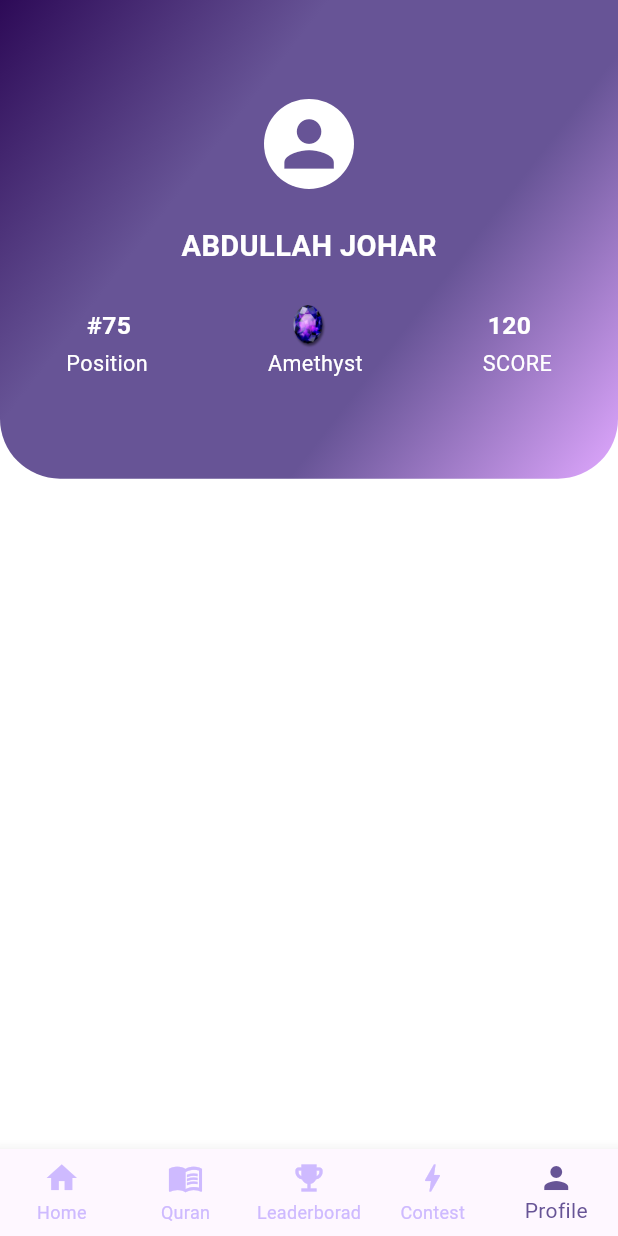
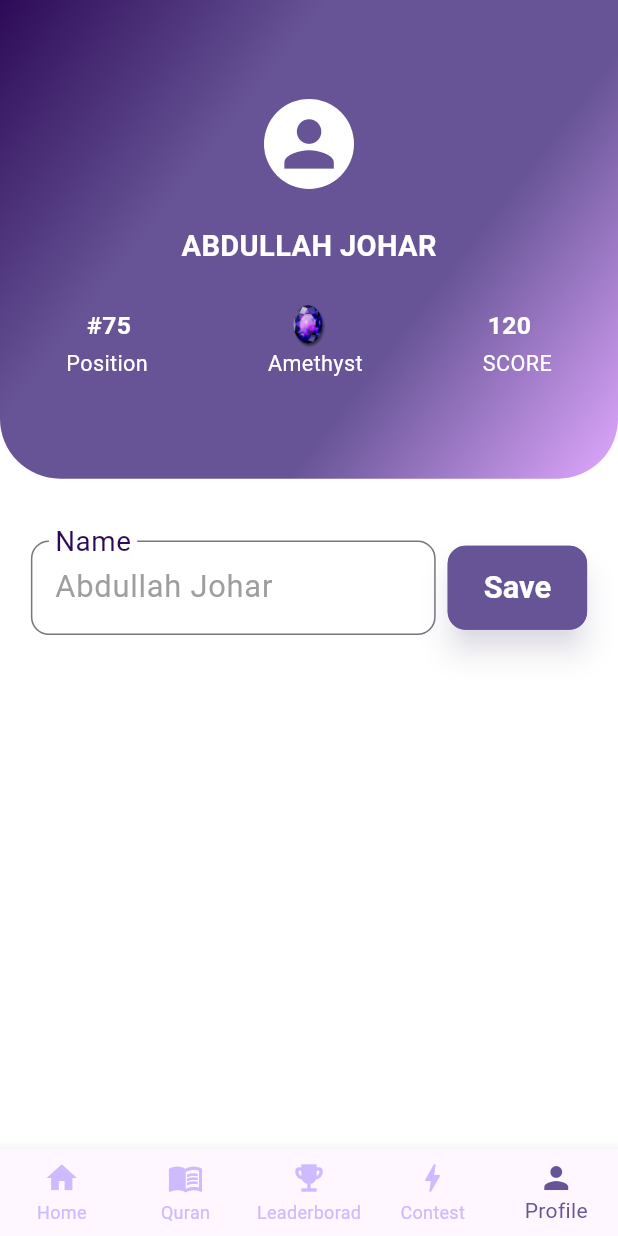
Before and after one commit to abdullahjohar23/islamic-quiz-app, a Flutter app: the screen it shows after launch, swiped to page 5, on a phone screen of 412 x 824 dp. Run offline on Flutter 3.47's test engine with Material 3 defaults, Android fonts, the phone set to English and light mode, and no system bars; project files that could hold a hidden picture were left out.

Commit message:
edit name field done

```diff
--- a/lib/pages/profile_page.dart
+++ b/lib/pages/profile_page.dart
@@ -40,7 +40,7 @@ class _ProfilePageState extends State<ProfilePage> {
             body: SafeArea(
                 child: Column(
                     children: [
-                        // Top Purple Gradient Card
+                        //* Top Purple Gradient Card
                         Container(
                             width: deviceWidth,
 
@@ -85,7 +85,7 @@ class _ProfilePageState extends State<ProfilePage> {
 
                                     // Name
                                     Text(
-                                        'ABDULLAH JOHAR',
+                                        userName.toUpperCase(),
                                         style: TextStyle(
                                             color: Colors.white,
                                             fontSize: deviceWidth*0.047,
@@ -164,8 +164,79 @@ class _ProfilePageState extends State<ProfilePage> {
 
                         SizedBox(height: deviceHeight*0.05),
 
-                        // Lower Profile Section
+                        //* Lower Profile Section
 
+                        // Edit Name Field
+                        Padding(
+                            padding: EdgeInsets.symmetric(horizontal: deviceWidth * 0.05),
+
+                            child: Row(
+                                children: [
+                                    Expanded(
+                                        child: TextField(
+                                            controller: _nameController,
+                                            style: TextStyle(
+                                                fontSize: deviceWidth*0.05,
+                                                color: Colors.grey,
+                                            ),
+
+                                            decoration: InputDecoration(
+                                                labelText: 'Name',
+                                                labelStyle: TextStyle(
+                                                    color: Color(0xFF2D0A57),
+                                                    fontSize: deviceWidth*0.06,
+                                                ),
+
+                                                border: OutlineInputBorder(
+                                                    borderRadius: BorderRadius.circular(12),
+                                                ),
+                                            ),
+                                        ),
+                                    ),
+
+                                    SizedBox(width: 8), // gap between TextField and the Save Button
+
+                                    ElevatedButton(
+                                        onPressed: () {
+                                            setState(() {
+                                                userName = _nameController.text;
+                                            });
+                                        },
+
+                                        style: ElevatedButton.styleFrom(
+                                            backgroundColor: Color(0xFF675496), // Background color
+                                            foregroundColor: Colors.white, // Text color
+                                            padding: const EdgeInsets.symmetric(horizontal: 24, vertical: 16),
+
+                                            textStyle: const TextStyle(
+                                                fontSize: 18,
+                                                fontWeight: FontWeight.w600,
+                                            ),
+
+                                            shape: RoundedRectangleBorder(
+                                                borderRadius: BorderRadius.circular(12), // Rounded corners
+                                                side: BorderSide(
+                                                    color: Color(0xFF675496), // Border color
+                                                    width: 2.0, // Border width
+                                                ),
+                                            ),
+                                            elevation: 8, // Shadow depth
+                                            shadowColor: Color(0xFF675496).withAlpha(76), // Colors.blue.withOpacity(0.3) -> 0.3 opacity ≈ 76 alpha (255 * 0.3),
+                                        ),
+
+                                        child: Text(
+                                            'Save',
+                                            style: TextStyle(
+                                                fontSize: deviceWidth*0.05,
+
+                                            ),
+                                        ),
+                                    ),
+                                ],
+                            ),
+                        ),
+
+                        // Total Quizzes Attempted
                     ],
                 ),
             ),
```
